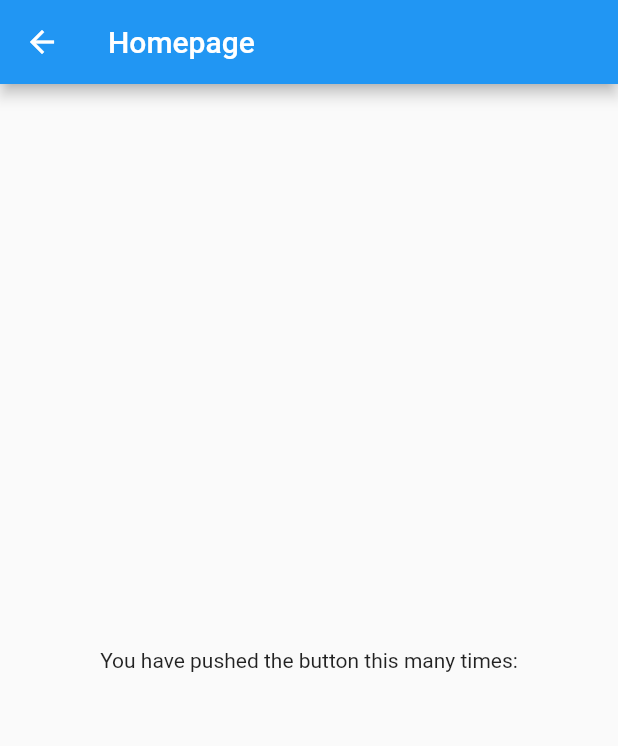
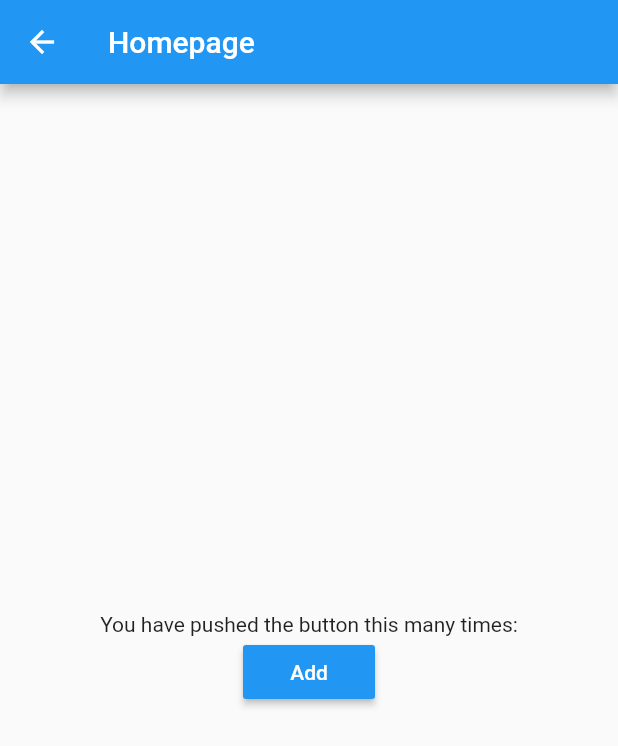
Before and after one commit to ZAT90/commentApp, a Flutter app: the screen it shows after launch, on a phone screen of 412 x 824 dp. Shown: the top 746 px of the screen. Run offline on Flutter 3.47's test engine with Material 2 defaults, Android fonts, the phone set to English and light mode, and no system bars; our stand-ins replace connectivity, dio, flutter_bloc; network calls fail.

Commit message:
demo of how to pass data to event

```diff
--- a/lib/bloc/user.dart
+++ b/lib/bloc/user.dart
@@ -4,23 +4,28 @@ import 'package:dio/dio.dart';
 import 'package:flutter/cupertino.dart';
 import 'package:flutter_bloc/flutter_bloc.dart';
 
-enum UserEvents { getUsers, updateUsers }
+enum EventStatus { getUsers, updateUsers }
+
+class UserEvents {
+  final int value;
+  final EventStatus status;
+
+  const UserEvents({this.value, @required this.status});
+}
 
 class UserBloc extends Bloc<UserEvents, Users> {
   UserBloc() : super(Users());
   UserApi userApi = UserApi();
   @override
   Stream<Users> mapEventToState(UserEvents event) async* {
-    switch (event) {
-      case UserEvents.getUsers:
-        debugPrint('this is the getuser event');
-        //Users users = await userApi.getProducts();
+    switch (event.status) {
+      case EventStatus.getUsers:
         Response response = await userApi.getProducts();
         Users users = Users.fromJson(response.data);
         yield users;
         break;
-      case UserEvents.updateUsers:
-        debugPrint('this is the postuser event');
+      case EventStatus.updateUsers:
+        debugPrint('this is the postuser event: ${event.value}');
         break;
       default:
         addError(Exception('unsupported event'));
--- a/lib/home.dart
+++ b/lib/home.dart
@@ -1,4 +1,3 @@
-import 'package:boilerplateflubloc/api/user.dart';
 import 'package:boilerplateflubloc/bloc/user.dart';
 import 'package:boilerplateflubloc/model/users.dart';
 import 'package:flutter/material.dart';
@@ -6,15 +5,6 @@ import 'package:flutter_bloc/flutter_bloc.dart';
 
 class HomePage extends StatefulWidget {
   HomePage({Key key, this.title}) : super(key: key);
-
-  // This widget is the home page of your application. It is stateful, meaning
-  // that it has a State object (defined below) that contains fields that affect
-  // how it looks.
-
-  // This class is the configuration for the state. It holds the values (in this
-  // case the title) provided by the parent (in this case the App widget) and
-  // used by the build method of the State. Fields in a Widget subclass are
-  // always marked "final".
 
   final String title;
 
@@ -25,18 +15,17 @@ class HomePage extends StatefulWidget {
 class _HomePageState extends State<HomePage> {
   @override
   Widget build(BuildContext context) {
-
     return Scaffold(
         appBar: AppBar(
           title: Text("Homepage"),
         ),
         body: BlocProvider<UserBloc>(
             lazy: false,
-            create: (context) => UserBloc()..add(UserEvents.getUsers),
-            child: BlocBuilder<UserBloc,Users>(
-              builder: (context, users) {
-               List<Data> data = users.data;
-               debugPrint('data: $data');
+            create: (context) =>
+                UserBloc()..add(UserEvents(status: EventStatus.getUsers)),
+            child: BlocBuilder<UserBloc, Users>(builder: (context, users) {
+              List<Data> data = users.data;
+              debugPrint('data: $data');
               return Center(
                 child: Column(
                   mainAxisAlignment: MainAxisAlignment.center,
@@ -44,6 +33,13 @@ class _HomePageState extends State<HomePage> {
                     Text(
                       'You have pushed the button this many times:',
                     ),
+                    RaisedButton(
+                    padding: const EdgeInsets.all(8.0),
+                    textColor: Colors.white,
+                    color: Colors.blue,
+                    onPressed: (){ UserBloc()..add(UserEvents(value: 5,status: EventStatus.updateUsers)); },
+                    child: new Text("Add"),
+                  ),
                   ],
                 ),
               );
```
